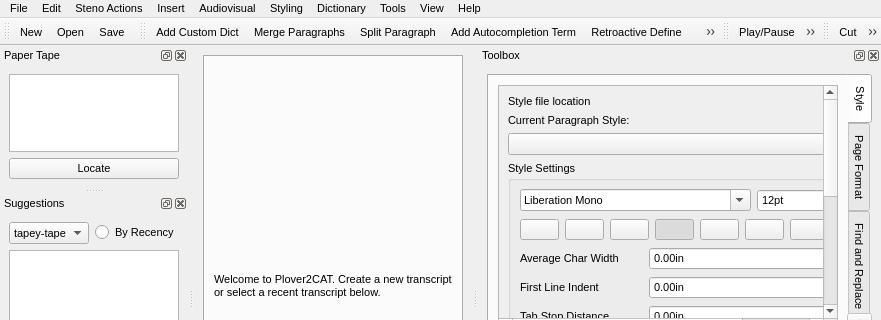
Before: the Qt Designer form plover_cat/plover_cat.ui in greenwyrt/plover2CAT, drawn with Qt 5; both pictures show x 0 to 881 and y 0 to 320 of the 881 by 690 pixel window.
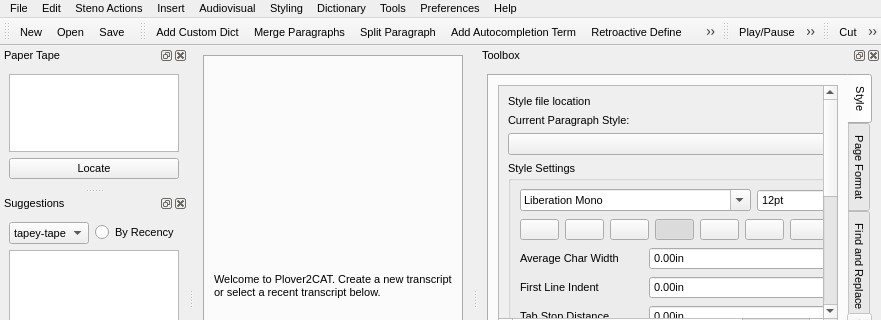
After: the same form once the commit is applied. Icons and pictures are not drawn. Custom widgets are drawn as their Qt base class.

What changed in the file:
```diff
--- a/plover_cat/plover_cat.ui
+++ b/plover_cat/plover_cat.ui
@@ -283,7 +283,7 @@
    </widget>
    <widget class="QMenu" name="menuView">
     <property name="title">
-     <string>View</string>
+     <string>Preferences</string>
     </property>
     <property name="toolTipsVisible">
      <bool>true</bool>
```
Left out of the diff: 8 changed lines with no effect on the pictures.
